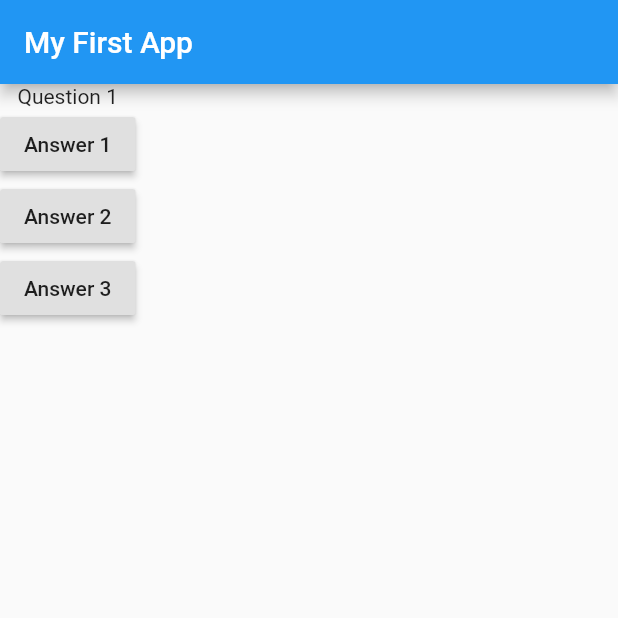
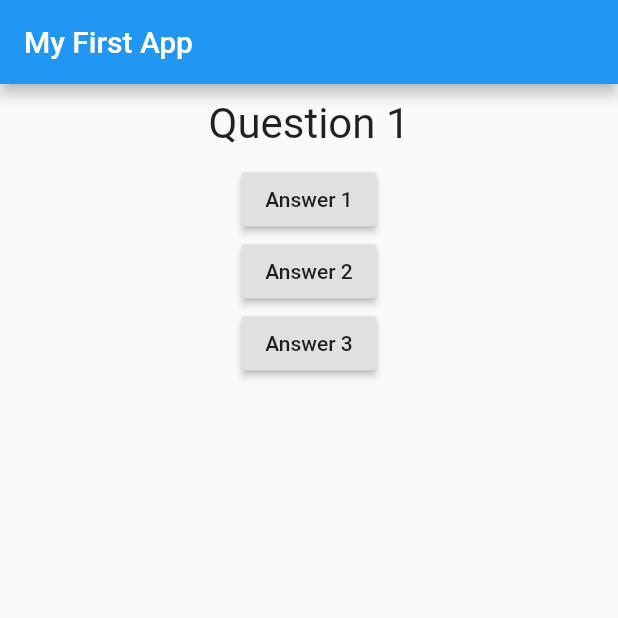
Before and after one commit to ewajs/flutter-quiz, a Flutter app: the screen it shows after launch, on a phone screen of 412 x 824 dp, the top half of it. Run offline on Flutter 3.47's test engine with Material 2 defaults, Android fonts, the phone set to English and light mode, and no system bars.

Commit message:
Refactoring Question Widget and adding styles in a separate file

```diff
--- a/lib/main.dart
+++ b/lib/main.dart
@@ -1,4 +1,6 @@
 import 'package:flutter/material.dart';
+
+import './question.dart';
 
 void main() => runApp(MyApp());
 
@@ -34,7 +36,9 @@ class _MyAppState extends State<MyApp> {
         ),
         body: Column(
           children: [
-            Text(questions[questionIndex]),
+            Question(
+              questions[questionIndex],
+            ),
             RaisedButton(
               child: Text('Answer 1'),
               onPressed: answerQuestion,
--- /dev/null
+++ b/lib/question.dart
@@ -0,0 +1,20 @@
+import 'package:flutter/material.dart';
+
+class Question extends StatelessWidget {
+  final String questionText;
+
+  Question(this.questionText);
+
+  @override
+  Widget build(BuildContext context) {
+    return Container(
+      width: double.infinity,
+      margin: EdgeInsets.all(10),
+      child: Text(
+        this.questionText,
+        style: TextStyle(fontSize: 28),
+        textAlign: TextAlign.center,
+      ),
+    );
+  }
+}
```
